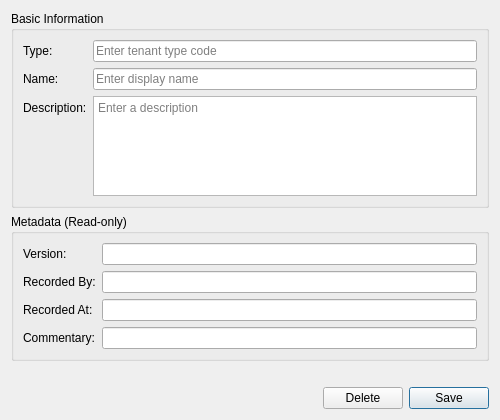
First picture: the form in projects/ores.qt/ui/TenantTypeDetailDialog.ui, repository OreStudio/OreStudio, before the edit.
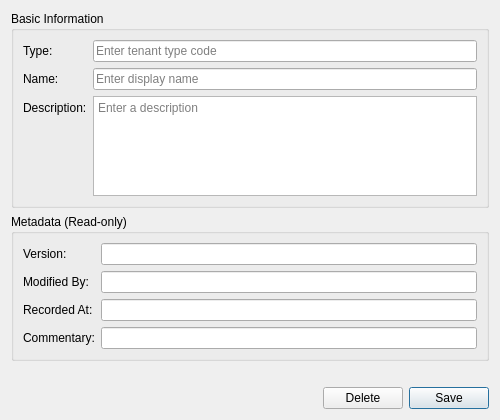
Second picture: the form after the edit.

Commit message: [protocol] Fix audit trail metadata: rename recorded_by, remove from wire format

The edit to the form file:
```diff
--- a/projects/ores.qt/ui/TenantTypeDetailDialog.ui
+++ b/projects/ores.qt/ui/TenantTypeDetailDialog.ui
@@ -112,7 +112,7 @@
       <item row="1" column="0">
        <widget class="QLabel" name="labelRecordedBy">
         <property name="text">
-         <string>Recorded By:</string>
+         <string>Modified By:</string>
         </property>
        </widget>
       </item>
```
Left out of the diff: 4 changed lines with no effect on the pictures. The commit also changes 473 other files.
